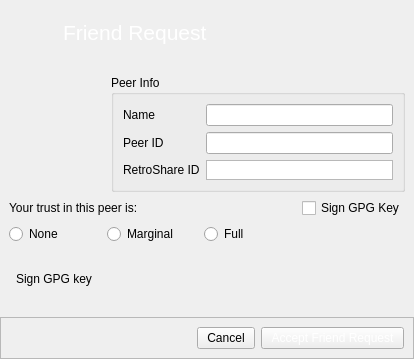
Qt form retroshare-gui/src/gui/connect/FriendRequest.ui (RetroShare/RetroShare) before a commit.
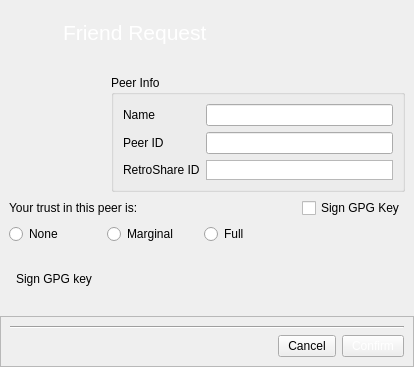
The same form after that commit. Icons and pictures are not drawn. Custom widgets are drawn as their Qt base class.

Commit message: Renamed "Accept Friend Request" Button to "Confirm", set correct stylesheet for new forum item

The edit to the form file:
```diff
--- a/retroshare-gui/src/gui/connect/FriendRequest.ui
+++ b/retroshare-gui/src/gui/connect/FriendRequest.ui
@@ -7,7 +7,7 @@
     <x>0</x>
     <y>0</y>
     <width>414</width>
-    <height>359</height>
+    <height>367</height>
    </rect>
   </property>
   <property name="windowTitle">
@@ -106,7 +106,7 @@
       <enum>QFrame::Raised</enum>
      </property>
      <layout class="QGridLayout" name="gridLayout_4">
-      <item row="0" column="0">
+      <item row="1" column="0">
        <spacer name="horizontalSpacer_2">
         <property name="orientation">
          <enum>Qt::Horizontal</enum>
@@ -119,7 +119,7 @@
         </property>
        </spacer>
       </item>
-      <item row="0" column="1">
+      <item row="1" column="1">
        <widget class="QPushButton" name="cancelButton">
         <property name="styleSheet">
          <string notr="true">QToolButton, QPushButton, QComboBox { 
@@ -141,7 +141,7 @@
         </property>
        </widget>
       </item>
-      <item row="0" column="2">
+      <item row="1" column="2">
        <widget class="QPushButton" name="applyButton">
         <property name="toolTip">
          <string>&lt;!DOCTYPE HTML PUBLIC &quot;-//W3C//DTD HTML 4.0//EN&quot; &quot;http://www.w3.org/TR/REC-html40/strict.dtd&quot;&gt;
@@ -165,7 +165,7 @@
 }</string>
         </property>
         <property name="text">
-         <string>Accept Friend Request</string>
+         <string>Confirm</string>
         </property>
         <property name="autoDefault">
          <bool>false</bool>
@@ -175,6 +175,16 @@
         </property>
        </widget>
       </item>
+      <item row="0" column="0" colspan="3">
+       <widget class="Line" name="line">
+        <property name="windowModality">
+         <enum>Qt::NonModal</enum>
+        </property>
+        <property name="orientation">
+         <enum>Qt::Horizontal</enum>
+        </property>
+       </widget>
+      </item>
      </layout>
     </widget>
    </item>
```
Left out of the diff: 3 changed lines with no effect on the pictures. The commit also changes 1 other file.
